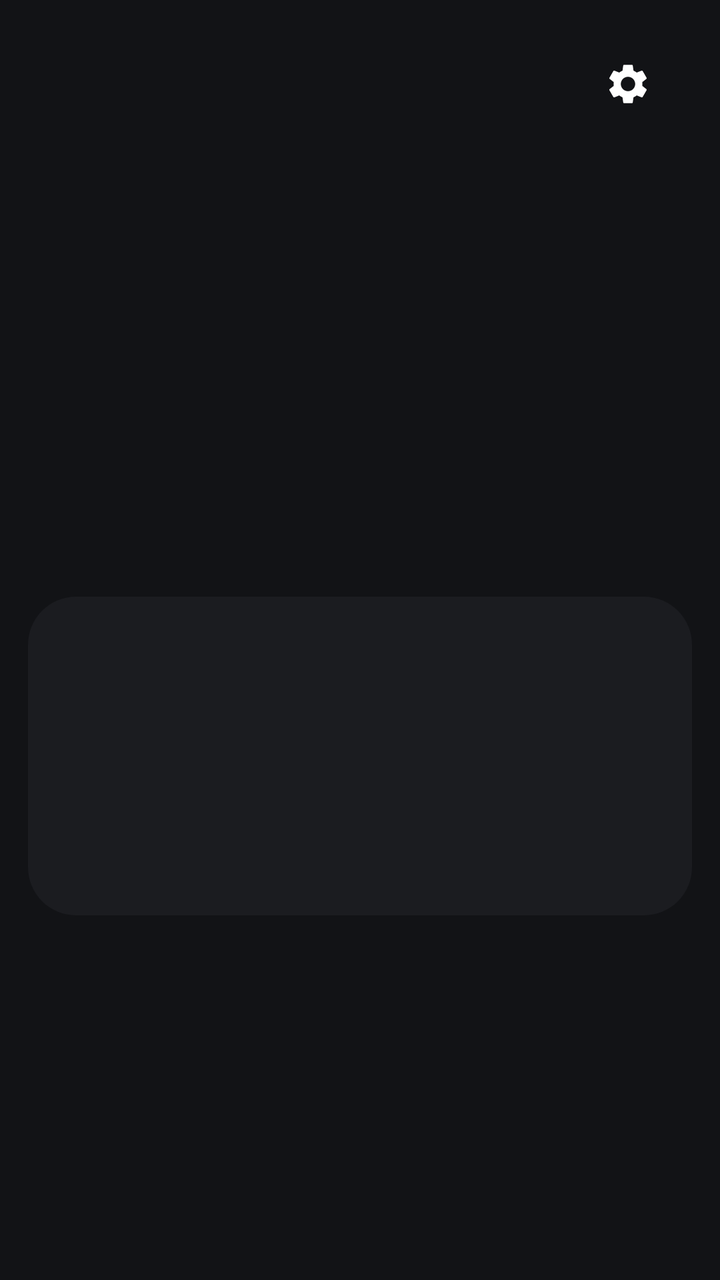
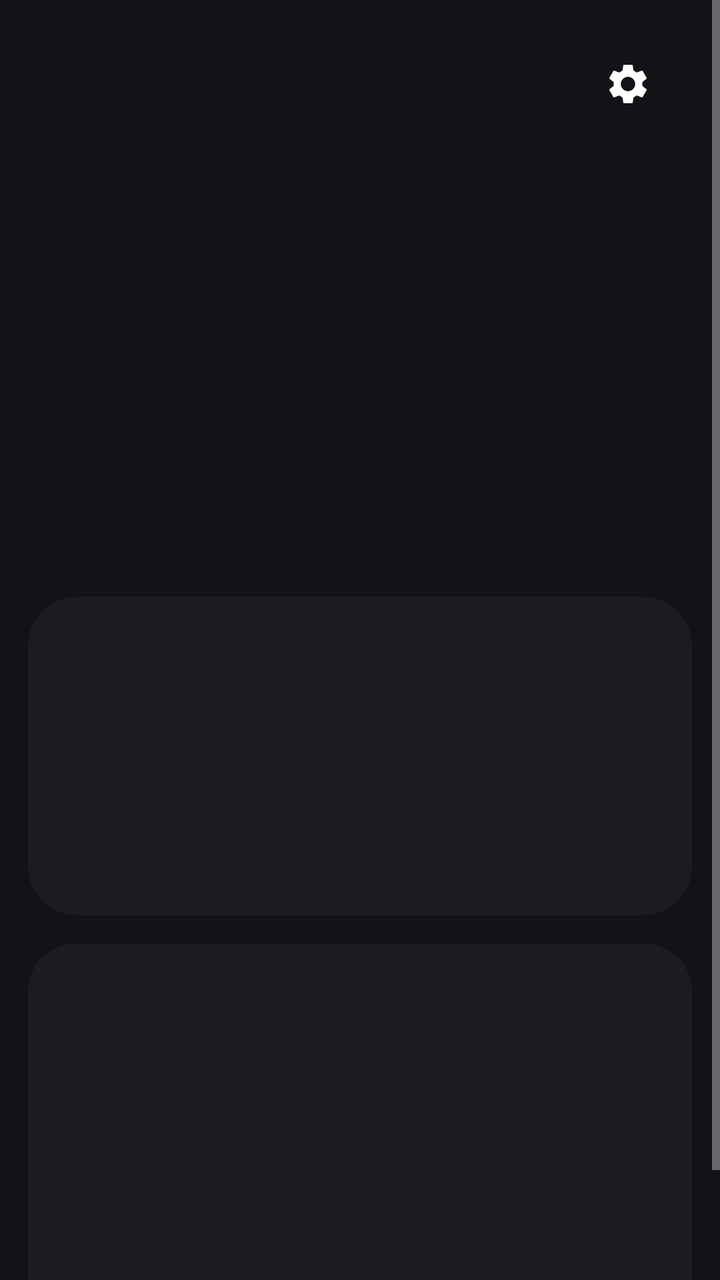

The first picture is an Android layout as it rendered before a commit; the second is the same layout after the commit. The layout source and the unified diff follow.
<!-- AndroidManifest.xml: application theme Theme.SunW -->
<!-- res/layout/activity_main.xml -->
<?xml version="1.0" encoding="utf-8"?>
<ScrollView xmlns:android="http://schemas.android.com/apk/res/android"
    android:id="@+id/page"
    android:layout_width="match_parent"
    android:layout_height="match_parent"
    android:fitsSystemWindows="true">

    <LinearLayout
        android:layout_width="match_parent"
        android:layout_height="wrap_content"
        android:orientation="vertical"
        android:paddingBottom="24dp">

        <LinearLayout
            android:layout_width="match_parent"
            android:layout_height="wrap_content"
            android:gravity="top"
            android:orientation="horizontal"
            android:paddingHorizontal="22dp"
            android:paddingTop="18dp"
            android:paddingBottom="16dp">

            <LinearLayout
                android:layout_width="0dp"
                android:layout_height="wrap_content"
                android:layout_weight="1"
                android:orientation="vertical">

                <TextView
                    android:id="@+id/place"
                    android:layout_width="wrap_content"
                    android:layout_height="wrap_content"
                    android:background="?android:attr/selectableItemBackground"
                    android:ellipsize="end"
                    android:fontFamily="sans-serif-light"
                    android:maxLines="1"
                    android:textSize="28sp" />

                <TextView
                    android:id="@+id/date"
                    android:layout_width="wrap_content"
                    android:layout_height="wrap_content"
                    android:layout_marginTop="2dp"
                    android:textSize="14sp" />
            </LinearLayout>

            <ImageButton
                android:id="@+id/settings"
                android:layout_width="48dp"
                android:layout_height="48dp"
                android:background="?android:attr/selectableItemBackgroundBorderless"
                android:contentDescription="@string/settings"
                android:src="@drawable/ic_settings" />
        </LinearLayout>

        
        <FrameLayout
            android:id="@+id/widget_container"
            android:layout_width="match_parent"
            android:layout_height="192dp"
            android:layout_marginHorizontal="14dp" />

        <LinearLayout
            android:id="@+id/moon_card"
            android:layout_width="match_parent"
            android:layout_height="wrap_content"
            android:layout_margin="14dp"
            android:background="@drawable/card_background"
            android:orientation="vertical"
            android:padding="18dp">

            <LinearLayout
                android:layout_width="match_parent"
                android:layout_height="wrap_content"
                android:gravity="center_vertical"
                android:orientation="horizontal">

                <ImageView
                    android:id="@+id/moon_image"
                    android:layout_width="72dp"
                    android:layout_height="72dp"
                    android:layout_marginEnd="18dp"
                    android:importantForAccessibility="no" />

                <LinearLayout
                    android:layout_width="0dp"
                    android:layout_height="wrap_content"
                    android:layout_weight="1"
                    android:orientation="vertical">

                    <LinearLayout
                        android:layout_width="wrap_content"
                        android:layout_height="wrap_content"
                        android:baselineAligned="true"
                        android:orientation="horizontal">

                        <TextView
                            android:id="@+id/moon_illumination"
                            android:layout_width="wrap_content"
                            android:layout_height="wrap_content"
                            android:fontFamily="sans-serif-light"
                            android:textSize="34sp" />

                        <TextView
                            android:id="@+id/moon_phase"
                            android:layout_width="wrap_content"
                            android:layout_height="wrap_content"
                            android:layout_marginStart="10dp"
                            android:textSize="15sp" />
                    </LinearLayout>

                    <TextView
                        android:id="@+id/moon_times"
                        android:layout_width="wrap_content"
                        android:layout_height="wrap_content"
                        android:layout_marginTop="4dp"
                        android:layout_marginBottom="6dp"
                        android:textSize="17sp" />

                    <TextView
                        android:id="@+id/moon_next"
                        android:layout_width="wrap_content"
                        android:layout_height="wrap_content"
                        android:textSize="12sp" />
                </LinearLayout>
            </LinearLayout>

            <View
                android:id="@+id/moon_divider"
                android:layout_width="match_parent"
                android:layout_height="1dp"
                android:layout_marginTop="16dp"
                android:layout_marginBottom="12dp" />

            
            <LinearLayout
                android:id="@+id/moon_week"
                android:layout_width="match_parent"
                android:layout_height="wrap_content"
                android:orientation="horizontal" />
        </LinearLayout>
    </LinearLayout>
</ScrollView>
<!-- resources referenced by this layout -->
<resources>
  <!-- drawable card_background (drawable) -->
  <?xml version="1.0" encoding="utf-8"?>
  <shape xmlns:android="http://schemas.android.com/apk/res/android" android:shape="rectangle">
      <corners android:radius="24dp" />
      <solid android:color="#FF1B1C20" />
  </shape>
  <!-- drawable ic_settings (drawable) -->
  <?xml version="1.0" encoding="utf-8"?>
  <vector xmlns:android="http://schemas.android.com/apk/res/android"
      android:width="24dp"
      android:height="24dp"
      android:viewportWidth="24"
      android:viewportHeight="24">
      <path
          android:fillColor="#FFFFFFFF"
          android:pathData="M19.14,12.94c0.04,-0.3 0.06,-0.61 0.06,-0.94 0,-0.32 -0.02,-0.64 -0.07,-0.94l2.03,-1.58c0.18,-0.14 0.23,-0.41 0.12,-0.61l-1.92,-3.32c-0.12,-0.22 -0.37,-0.29 -0.59,-0.22l-2.39,0.96c-0.5,-0.38 -1.03,-0.7 -1.62,-0.94L14.4,2.81c-0.04,-0.24 -0.24,-0.41 -0.48,-0.41h-3.84c-0.24,0 -0.43,0.17 -0.47,0.41L9.25,5.35C8.66,5.59 8.12,5.92 7.63,6.29L5.24,5.33c-0.22,-0.08 -0.47,0 -0.59,0.22L2.74,8.87C2.62,9.08 2.66,9.34 2.86,9.48l2.03,1.58C4.84,11.36 4.8,11.69 4.8,12s0.02,0.64 0.07,0.94l-2.03,1.58c-0.18,0.14 -0.23,0.41 -0.12,0.61l1.92,3.32c0.12,0.22 0.37,0.29 0.59,0.22l2.39,-0.96c0.5,0.38 1.03,0.7 1.62,0.94l0.36,2.54c0.05,0.24 0.24,0.41 0.48,0.41h3.84c0.24,0 0.44,-0.17 0.47,-0.41l0.36,-2.54c0.59,-0.24 1.13,-0.56 1.62,-0.94l2.39,0.96c0.22,0.08 0.47,0 0.59,-0.22l1.92,-3.32c0.12,-0.22 0.07,-0.47 -0.12,-0.61L19.14,12.94zM12,15.6c-1.98,0 -3.6,-1.62 -3.6,-3.6s1.62,-3.6 3.6,-3.6 3.6,1.62 3.6,3.6S13.98,15.6 12,15.6z" />
  </vector>
  <string name="settings">Settings</string>
  <style name="Theme.SunW" parent="android:Theme.Material.NoActionBar">
          <item name="android:colorAccent">#FFB547</item>
          <item name="android:windowBackground">@color/page_background</item>
      </style>
  <color name="page_background">#121316</color>
</resources>

<!-- the commit's change to res/layout/activity_main.xml (unified diff, before → after) -->
@@ -139,5 +139,94 @@
                 android:layout_height="wrap_content"
                 android:orientation="horizontal" />
         </LinearLayout>
+
+        
+        <LinearLayout
+            android:id="@+id/weather_card"
+            android:layout_width="match_parent"
+            android:layout_height="wrap_content"
+            android:layout_marginHorizontal="14dp"
+            android:background="@drawable/card_background"
+            android:orientation="vertical"
+            android:padding="18dp">
+
+            <LinearLayout
+                android:id="@+id/weather_now"
+                android:layout_width="match_parent"
+                android:layout_height="wrap_content"
+                android:gravity="center_vertical"
+                android:orientation="horizontal">
+
+                <ImageView
+                    android:id="@+id/weather_icon"
+                    android:layout_width="76dp"
+                    android:layout_height="76dp"
+                    android:layout_marginEnd="10dp"
+                    android:importantForAccessibility="no" />
+
+                <LinearLayout
+                    android:layout_width="0dp"
+                    android:layout_height="wrap_content"
+                    android:layout_weight="1"
+                    android:orientation="vertical">
+
+                    <TextView
+                        android:id="@+id/weather_temp"
+                        android:layout_width="wrap_content"
+                        android:layout_height="wrap_content"
+                        android:fontFamily="sans-serif-light"
+                        android:includeFontPadding="false"
+                        android:textSize="46sp" />
+
+                    <TextView
+                        android:id="@+id/weather_desc"
+                        android:layout_width="wrap_content"
+                        android:layout_height="wrap_content"
+                        android:layout_marginTop="4dp"
+                        android:textSize="14sp" />
+
+                    <TextView
+                        android:id="@+id/weather_sub"
+                        android:layout_width="wrap_content"
+                        android:layout_height="wrap_content"
+                        android:layout_marginTop="2dp"
+                        android:textSize="12sp" />
+                </LinearLayout>
+
+                <LinearLayout
+                    android:id="@+id/weather_today_pills"
+                    android:layout_width="wrap_content"
+                    android:layout_height="wrap_content"
+                    android:orientation="vertical" />
+            </LinearLayout>
+
+            <TextView
+                android:id="@+id/weather_today_facts"
+                android:layout_width="wrap_content"
+                android:layout_height="wrap_content"
+                android:layout_marginTop="12dp"
+                android:textSize="13sp" />
+
+            <View
+                android:id="@+id/weather_divider"
+                android:layout_width="match_parent"
+                android:layout_height="1dp"
+                android:layout_marginTop="14dp"
+                android:layout_marginBottom="4dp" />
+
+            <LinearLayout
+                android:id="@+id/weather_days"
+                android:layout_width="match_parent"
+                android:layout_height="wrap_content"
+                android:orientation="vertical" />
+
+            <TextView
+                android:id="@+id/weather_status"
+                android:layout_width="match_parent"
+                android:layout_height="wrap_content"
+                android:layout_marginTop="10dp"
+                android:gravity="center_horizontal"
+                android:textSize="11sp" />
+        </LinearLayout>
     </LinearLayout>
 </ScrollView>
